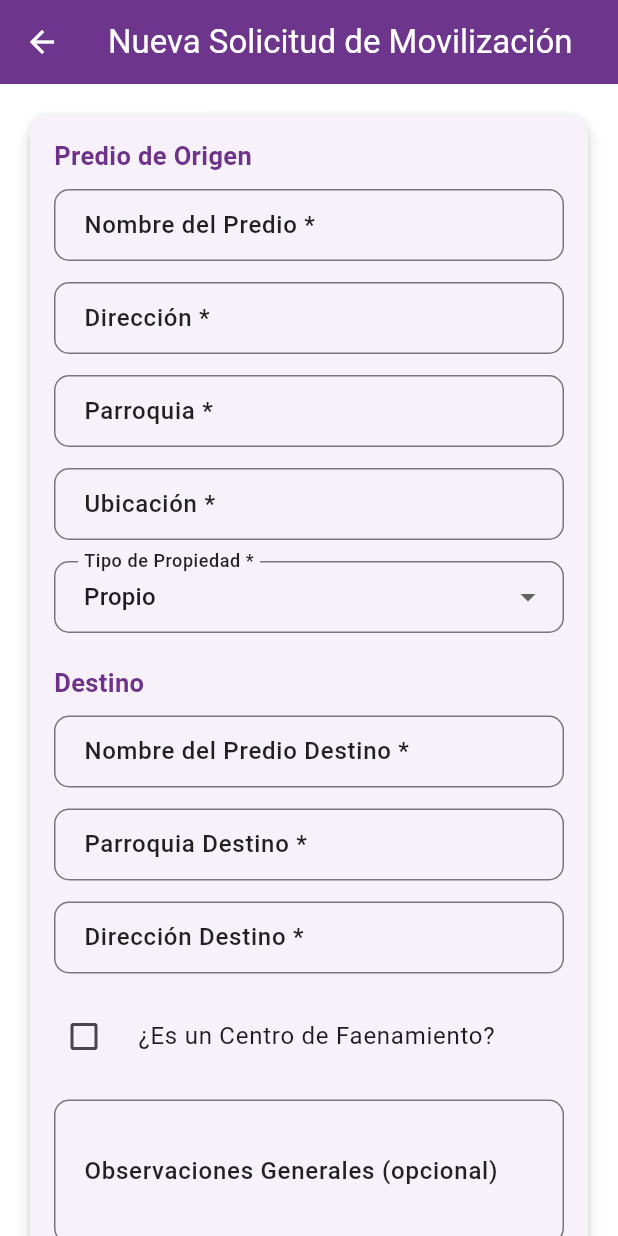
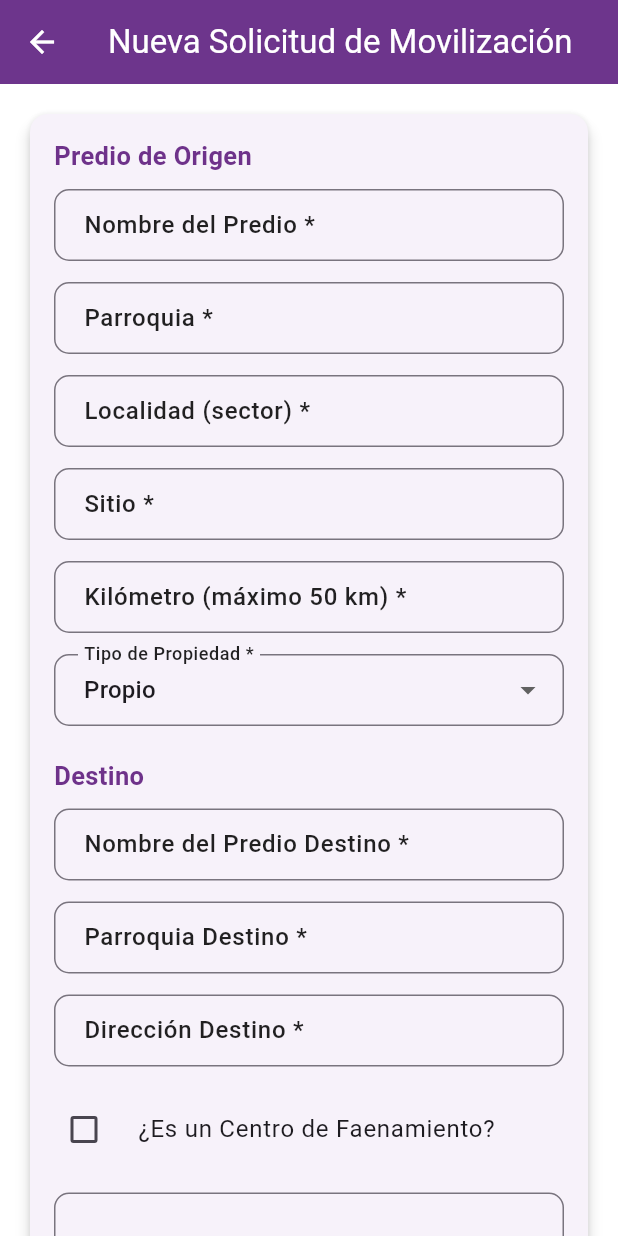
Before and after one commit to Xdennizhu20X/movilizacion_animales, a Flutter app: the RequestScreen screen opened by its route, on a phone screen of 412 x 824 dp. Run offline on Flutter 3.47's test engine with Material 3 defaults, Android fonts, the light colour scheme and no system bars; our stand-ins replace shared_preferences; accounts and stored records are empty; network calls fail.

Commit message:
Cambios predio origen

```diff
--- a/lib/main.dart
+++ b/lib/main.dart
@@ -11,6 +11,8 @@ void main() {
 }
 
 class MovilizacionApp extends StatelessWidget {
+  const MovilizacionApp({super.key});
+
   @override
   Widget build(BuildContext context) {
     return MaterialApp(
--- a/lib/models/predio_model.dart
+++ b/lib/models/predio_model.dart
@@ -3,10 +3,9 @@ import 'package:flutter/material.dart';
 class PredioModel {
   // Campos del Predio de Origen
   final TextEditingController nombreController = TextEditingController();
+  final TextEditingController localidadController = TextEditingController();
+  final TextEditingController sitioController = TextEditingController();
   final TextEditingController parroquiaController = TextEditingController();
-  final TextEditingController ubicacionController = TextEditingController();
-  final TextEditingController direccionController =
-      TextEditingController(); // si lo necesitas en origen también
 
   String condicionTenencia = 'Propio'; // Propio, Arrendado, Prestado
   final List<String> condicionTenenciaOptions = [
@@ -24,6 +23,7 @@ class PredioModel {
 
   // Para latitud y longitud puedes usar variables normales o TextEditingController si quieres entrada manual
   double? latitudDestino;
+  final TextEditingController kilometroController = TextEditingController();
   double? longitudDestino;
 
   bool esCentroFaenamiento = false;
@@ -41,9 +41,10 @@ class PredioModel {
    Map<String, dynamic> toJsonPredioOrigen() {
     return {
       'nombre': nombreController.text,
-      'ubicacion': ubicacionController.text,
+      'localidad': localidadController.text,
+      'sitio': sitioController.text,
       'parroquia': parroquiaController.text,
-      'direccion': direccionController.text,
+      'kilometro': double.tryParse(kilometroController.text) ?? 0.0,
       'es_centro_faenamiento': false, // o según tu lógica
       'latitud': null,
       'longitud': null,
@@ -75,9 +76,10 @@ class PredioModel {
 
   // Validaciones mejoradas para origen y destino
   bool isOrigenValid() {
+    final double? kilometro = double.tryParse(kilometroController.text);
     return nombreController.text.isNotEmpty &&
         parroquiaController.text.isNotEmpty &&
-        ubicacionController.text.isNotEmpty &&
+        localidadController.text.isNotEmpty &&
         condicionTenencia.isNotEmpty;
   }
 
@@ -94,8 +96,9 @@ class PredioModel {
   void dispose() {
     nombreController.dispose();
     parroquiaController.dispose();
-    ubicacionController.dispose();
-    direccionController.dispose();
+    localidadController.dispose();
+    sitioController.dispose();
+    kilometroController.dispose();
     nombreDestinoController.dispose();
     parroquiaDestinoController.dispose();
     direccionDestinoController.dispose();
--- a/lib/screens/app_widgets.dart
+++ b/lib/screens/app_widgets.dart
@@ -117,8 +117,7 @@ class AppWidgets {
                         onPrimary: AppStyles.blanco,
                         surface: AppStyles.blanco,
                         onSurface: AppStyles.negro,
-                      ),
-                      dialogBackgroundColor: AppStyles.blanco,
+                      ), dialogTheme: DialogThemeData(backgroundColor: AppStyles.blanco),
                     ),
                     child: child!,
                   );
--- a/lib/screens/forgotPasswordScreen.dart
+++ b/lib/screens/forgotPasswordScreen.dart
@@ -2,6 +2,8 @@ import 'package:flutter/material.dart';
 import '../services/auth_service.dart'; // Asegúrate que tenga el método para solicitar el reset
 
 class ForgotPasswordScreen extends StatefulWidget {
+  const ForgotPasswordScreen({super.key});
+
   @override
   _ForgotPasswordScreenState createState() => _ForgotPasswordScreenState();
 }
--- a/lib/screens/home_screen.dart
+++ b/lib/screens/home_screen.dart
@@ -3,7 +3,9 @@ import 'package:flutter/material.dart';
 class HomeScreen extends StatelessWidget {
   final Color primaryPurple = Color(0xFF6e328a);
   final Color whiteColor = Colors.white;
-  final Color secondaryText = Color(0xFF4A4A4A); // Gris oscuro para textos suaves
+  final Color secondaryText = Color(0xFF4A4A4A);
+
+  HomeScreen({super.key}); // Gris oscuro para textos suaves
 
   @override
   Widget build(BuildContext context) {
--- a/lib/screens/login_screen.dart
+++ b/lib/screens/login_screen.dart
@@ -4,6 +4,8 @@
 class LoginScreen extends StatelessWidget {
   final _emailController = TextEditingController();
   final _passwordController = TextEditingController();
+
+  LoginScreen({super.key});
 
   @override
   Widget build(BuildContext context) {
--- a/lib/screens/register_screen.dart
+++ b/lib/screens/register_screen.dart
@@ -4,6 +4,8 @@ import 'dart:convert';
 import 'dart:async';
 
 class RegisterScreen extends StatefulWidget {
+  const RegisterScreen({super.key});
+
   @override
   _RegisterScreenState createState() => _RegisterScreenState();
 }
@@ -185,6 +187,7 @@ class _RegisterScreenState extends State<RegisterScreen> {
                       ),
                       elevation: 2,
                     ),
+                    onPressed: _isLoading ? null : _handleRegister,
                     child: _isLoading
                         ? CircularProgressIndicator(color: whiteColor)
                         : Text(
@@ -194,7 +197,6 @@ class _RegisterScreenState extends State<RegisterScreen> {
                               fontWeight: FontWeight.w600,
                             ),
                           ),
-                    onPressed: _isLoading ? null : _handleRegister,
                   ),
                 ),
                 SizedBox(height: 20),
--- a/lib/screens/request_screen.dart
+++ b/lib/screens/request_screen.dart
@@ -4,6 +4,8 @@ import 'dart:convert';
 import '../services/api_service.dart';
 
 class RequestScreen extends StatefulWidget {
+  const RequestScreen({super.key});
+
   @override
   _RequestScreenState createState() => _RequestScreenState();
 }
@@ -31,8 +33,8 @@ class _RequestScreenState extends State<RequestScreen> {
   final _detalleOtroController = TextEditingController();
 
   // Listas para animales y aves
-  List<Map<String, dynamic>> _animales = [];
-  List<Map<String, dynamic>> _aves = [];
+  final List<Map<String, dynamic>> _animales = [];
+  final List<Map<String, dynamic>> _aves = [];
 
   // Variables de estado
   String _selectedTipoTransporte = 'Camión';
--- a/lib/screens/request_screen/request_screen_controller.dart
+++ b/lib/screens/request_screen/request_screen_controller.dart
@@ -1,5 +1,4 @@
 import 'package:flutter/material.dart';
-import 'package:flutter/services.dart';
 import '../../models/animal_model.dart';
 import '../../models/ave_model.dart';
 import '../../models/predio_model.dart';
--- a/lib/screens/request_screen/sections/predio_section.dart
+++ b/lib/screens/request_screen/sections/predio_section.dart
@@ -56,13 +56,6 @@ class _PredioSectionState extends State<PredioSection> {
         const SizedBox(height: spacing),
 
         TextFormField(
-          controller: predio.direccionController,
-          decoration: _inputDecoration('Dirección *'),
-          validator: (value) => value?.isEmpty ?? true ? 'Este campo es requerido' : null,
-        ),
-        const SizedBox(height: spacing),
-
-        TextFormField(
           controller: predio.parroquiaController,
           decoration: _inputDecoration('Parroquia *'),
           validator: (value) => value?.isEmpty ?? true ? 'Este campo es requerido' : null,
@@ -70,11 +63,32 @@ class _PredioSectionState extends State<PredioSection> {
         const SizedBox(height: spacing),
 
         TextFormField(
-          controller: predio.ubicacionController,
-          decoration: _inputDecoration('Ubicación *'),
-          validator: (value) => value?.isEmpty ?? true ? 'Este campo es requerido' : null,
-        ),
-        const SizedBox(height: spacing),
+ controller: predio.localidadController,
+ decoration: _inputDecoration('Localidad (sector) *'),
+ validator: (value) =>
+ value?.isEmpty ?? true ? 'Este campo es requerido' : null,
+ ),
+ const SizedBox(height: spacing),
+
+        TextFormField(
+ controller: predio.sitioController,
+ decoration: _inputDecoration('Sitio *'),
+ validator: (value) =>
+ value?.isEmpty ?? true ? 'Este campo es requerido' : null,
+ ),
+ const SizedBox(height: spacing),
+
+        TextFormField(
+          controller: predio.kilometroController,
+          decoration: _inputDecoration('Kilómetro (máximo 50 km) *'),
+          keyboardType: TextInputType.number,
+          validator: (value) {
+ if (value == null || value.isEmpty) return 'Este campo es requerido';
+ if (double.tryParse(value) == null || double.parse(value) > 50) return 'Debe ser un número menor o igual a 50';
+            return null;
+          },
+ ),
+ const SizedBox(height: spacing),
 
         DropdownButtonFormField<String>(
           key: ValueKey(predio.condicionTenencia),
--- a/lib/screens/viewRequests_screen.dart
+++ b/lib/screens/viewRequests_screen.dart
@@ -3,6 +3,8 @@ import 'package:intl/intl.dart';
 import '../services/api_service.dart';
 
 class ViewRequestsScreen extends StatefulWidget {
+  const ViewRequestsScreen({super.key});
+
   @override
   _ViewRequestsScreenState createState() => _ViewRequestsScreenState();
 }
--- a/lib/services/api_service.dart
+++ b/lib/services/api_service.dart
@@ -51,7 +51,7 @@ class ApiService {
       return _handleResponse(response);
     } on http.ClientException catch (e) {
       throw ApiException(message: 'Error de conexión: ${e.message}');
-    } on TimeoutException catch (e) { // Now properly imported
+    } on TimeoutException { // Now properly imported
       throw ApiException(message: 'Tiempo de espera agotado');
     } catch (e) {
       throw ApiException(message: 'Error inesperado: $e');
```
